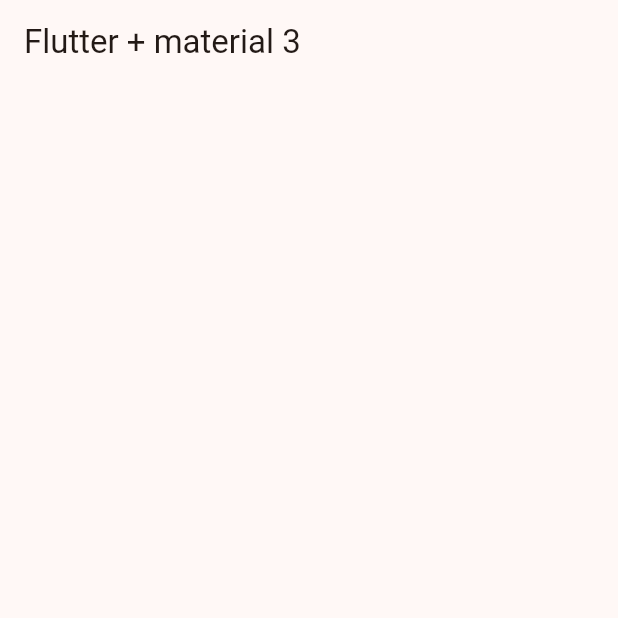
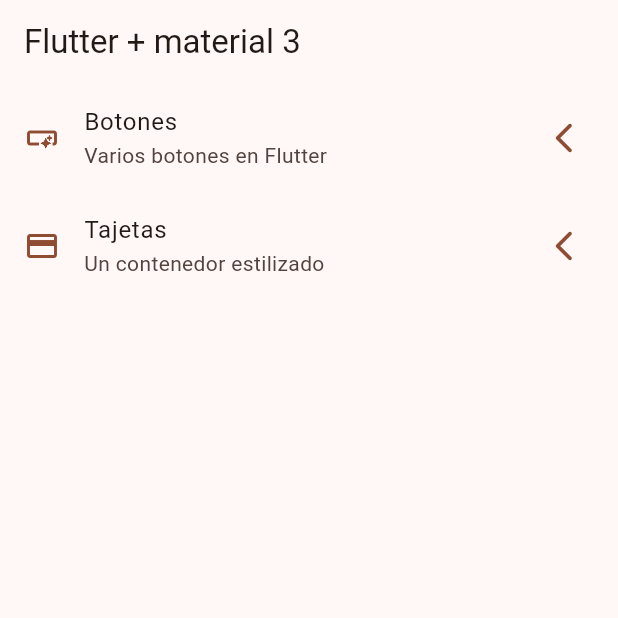
Before and after one commit to Freddy009L/widgets_app, a Flutter app: the screen it shows after launch, on a phone screen of 412 x 824 dp, the top half of it. Run offline on Flutter 3.47's test engine with Material 3 defaults, Android fonts, the phone set to English and light mode, and no system bars.

Commit message:
Home screens implementado

```diff
--- a/lib/config/menu/menu_iitems.dart
+++ b/lib/config/menu/menu_iitems.dart
@@ -12,14 +12,22 @@ class MenuIitems {
   required this.subTitle,
   required this.link,
   required this.icon,
-});
+  });
 }
 
 const appMeniItems = <MenuIitems>[
 
-MenuIitems(title: "Trajeta",
- subTitle: "Un contenedor estilizado",
- link: "/card",
- icon: Icons.credit_card
- ),
+const MenuIitems(
+  title: 'Botones',
+  subTitle: 'Varios botones en Flutter',
+  link: '/buttons',
+  icon: Icons.smart_button_outlined
+),
+
+const MenuIitems(
+  title: 'Tajetas',
+  subTitle: 'Un contenedor estilizado',
+  link: '/card',
+  icon: Icons.credit_card
+),
 ];
--- a/lib/presentation/screens/home/home_screen.dart
+++ b/lib/presentation/screens/home/home_screen.dart
@@ -1,4 +1,6 @@
 import 'package:flutter/material.dart';
+import 'package:widgets_app/config/menu/menu_iitems.dart';
+import 'package:widgets_app/theme/app_theme.dart';
 
 class HomeScreen extends StatelessWidget {
   const HomeScreen({super.key});
@@ -9,6 +11,49 @@ class HomeScreen extends StatelessWidget {
       appBar: AppBar(
         title: Text("Flutter + material 3"),
       ),
+      body: _HomeView(),
     );
   }
 }
+
+class _HomeView extends StatelessWidget {
+  const _HomeView();
+
+  @override
+  Widget build(BuildContext context) {
+
+    return ListView.builder(
+      itemCount: appMeniItems.length,
+      itemBuilder: (context, index) {
+        final menuItem = appMeniItems[index];
+
+        return _CustomListTitle(menuItem: menuItem);
+      },
+    );
+  }
+}
+
+class _CustomListTitle extends StatelessWidget {
+  const _CustomListTitle({
+    required this.menuItem,
+  });
+
+  final MenuIitems menuItem;
+
+  @override
+  Widget build(BuildContext context) {
+
+    final colors = Theme.of(context).colorScheme;
+
+
+    return ListTile(
+      leading: Icon( menuItem.icon, color: colors.primary,),
+      trailing:  Icon(Icons.arrow_back_ios_new_rounded, color: colors.primary,),
+    title: Text(menuItem.title),
+    subtitle: Text(menuItem.subTitle),
+    onTap: () {
+      //TODO: navegar a otra pantalla
+    },
+    );
+  }
+}
```
